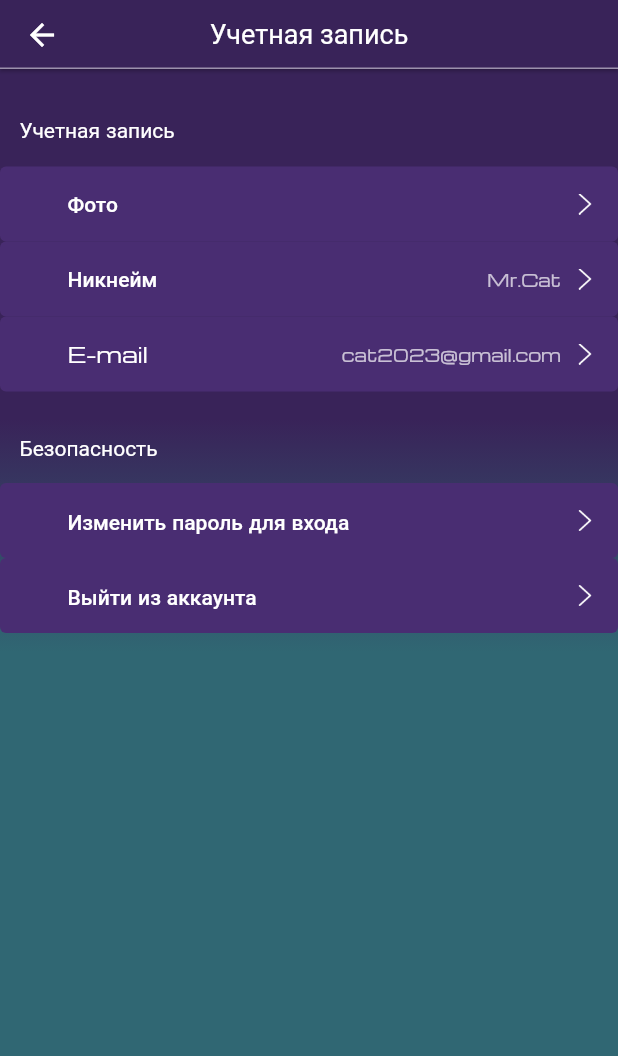
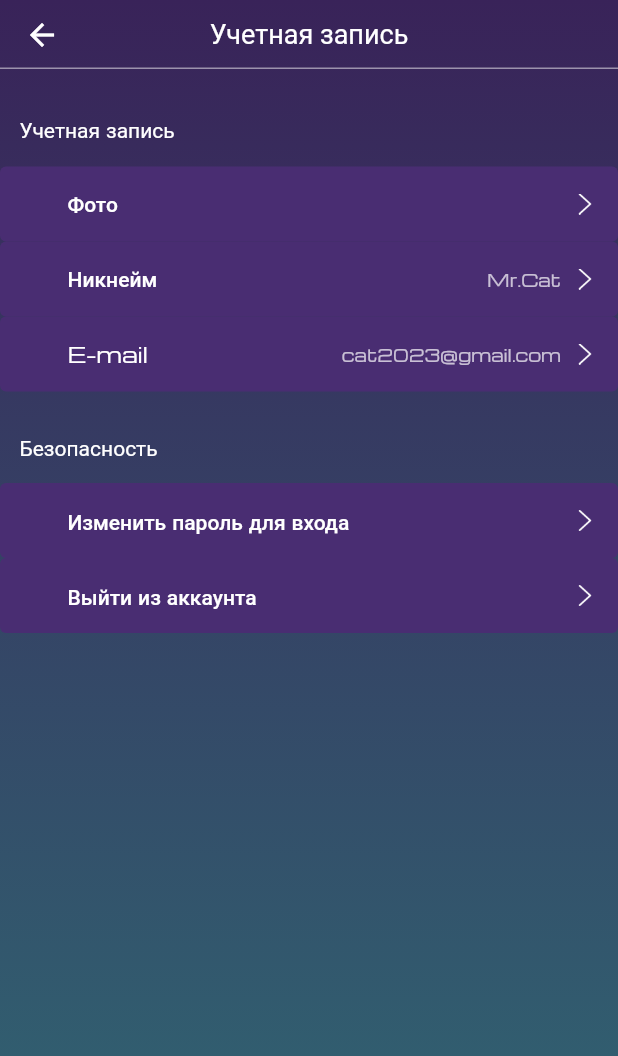
Before and after one commit to SergeiGD/IOT-flutter, a Flutter app: the MainScaffold screen opened directly, item 3 of the bottom bar chosen, after a tap on "Настройки", on a phone screen of 412 x 824 dp. Shown: the top 1056 px of the screen. Run offline on Flutter 3.47's test engine with Material 2 defaults, Android fonts, the phone set to English and light mode, and no system bars.

Commit message:
refactor gradient

```diff
--- a/iot/lib/General/components/main_scuffold.dart
+++ b/iot/lib/General/components/main_scuffold.dart
@@ -27,8 +27,16 @@ class _MainScaffoldState extends State<MainScaffold> {
 
   @override
   Widget build(BuildContext context) {
-    Size size = MediaQuery.of(context).size;
-    return Scaffold(
+    return Container(
+      decoration: const BoxDecoration(
+        gradient: LinearGradient(
+          begin: Alignment.topCenter,
+          end: Alignment.bottomCenter,
+          colors: [Color(0xFF392359), Color(0xFF306773)],
+        ),
+      ),
+      child: Scaffold(
+          backgroundColor: Colors.transparent,
           bottomNavigationBar: BottomNavigationBar(
             unselectedItemColor: Colors.white,
             currentIndex: _currentIndex.round(),
@@ -51,28 +59,14 @@ class _MainScaffoldState extends State<MainScaffold> {
               ),
             ],
           ),
-      body: Container(
-        width: size.width,
-        decoration: const BoxDecoration(
-          gradient: LinearGradient(
-            begin: Alignment.topCenter,
-            end: Alignment.bottomCenter,
-            stops: [0.3, 0.5],
-            colors: [
-              cMainBackgroundColor,
-              cSecondaryBackgroundColor,
-            ],
-          ),
-        ),
-        child: PageView(
+          body: PageView(
             controller: _controller,
             children: const [
               ListDevicesScreen(),
               ListDevicesScreen(),
               ProfileScreen()
             ],
-        ),
-      ),
+          )),
     );
   }
 }
--- a/iot/lib/General/components/nav_top.dart
+++ b/iot/lib/General/components/nav_top.dart
@@ -17,9 +17,10 @@ class NavTop extends StatelessWidget implements PreferredSizeWidget {
     return AppBar(
       title: Text(title),
       toolbarHeight: height,
-      backgroundColor: cMainBackgroundColor,
+      backgroundColor: Colors.transparent,
       centerTitle: true,
       elevation: 1,
+      shadowColor: Colors.transparent,
       automaticallyImplyLeading: showLeading,
       titleTextStyle: const TextStyle(fontSize: 18),
       shape: const Border(
--- a/iot/lib/General/components/top_navigation.dart
+++ b/iot/lib/General/components/top_navigation.dart
@@ -37,7 +37,7 @@ class TopNavigation extends StatelessWidget implements PreferredSizeWidget {
     Size size = MediaQuery.of(context).size;
     return Container(
       height: size.height * 0.2,
-      decoration: const BoxDecoration(color: cMainBackgroundColor),
+      //decoration: const BoxDecoration(color: cMainBackgroundColor),
       child: Padding(
         padding: EdgeInsets.symmetric(horizontal: size.width * 0.05),
         child: Row(
--- a/iot/lib/ProfileScreen/profile_screen.dart
+++ b/iot/lib/ProfileScreen/profile_screen.dart
@@ -139,25 +139,18 @@ class SettingsScreen extends StatelessWidget {
 
   @override
   Widget build(BuildContext context) {
-    Size size = MediaQuery.of(context).size;
-
-    return Scaffold(
-        appBar: const NavTop(title: "Учетная запись"),
-        body: Container(
-          width: size.width,
-          decoration: const BoxDecoration(
-            gradient: LinearGradient(
-              begin: Alignment.topCenter,
-              end: Alignment.bottomCenter,
-              stops: [0.3, 0.5],
-              colors: [
-                cMainBackgroundColor,
-                cSecondaryBackgroundColor,
-              ],
-            ),
+    return Container(
+        decoration: const BoxDecoration(
+          gradient: LinearGradient(
+            begin: Alignment.topCenter,
+            end: Alignment.bottomCenter,
+            colors: [Color(0xFF392359), Color(0xFF306773)],
           ),
-          child:
-              Column(crossAxisAlignment: CrossAxisAlignment.start, children: [
+        ),
+        child: Scaffold(
+          backgroundColor: Colors.transparent,
+          appBar: const NavTop(title: "Учетная запись"),
+          body: Column(crossAxisAlignment: CrossAxisAlignment.start, children: [
             const Padding(
               padding:
                   EdgeInsets.only(left: 13, right: 13, bottom: 15, top: 30),
```
Lines whose indentation alone changed are shown as unchanged.
